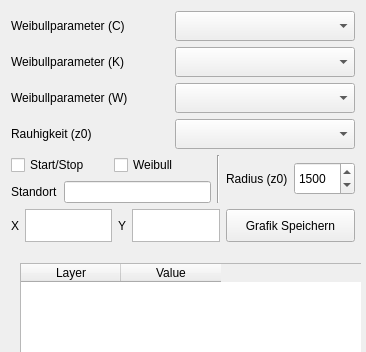
Above: ui_weibullanalyse.ui from gbd-consult/Weibullanalyse before the change; both pictures show x 0 to 366 and y 0 to 352 of the 366 by 560 pixel window. Below: the same form after it.
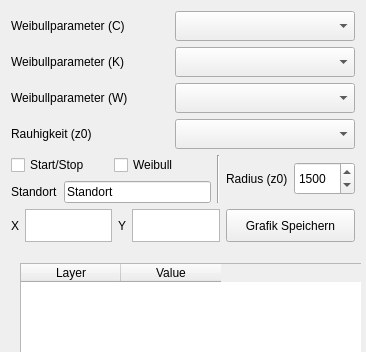
That is the form after the change.

```diff
--- a/ui_weibullanalyse.ui
+++ b/ui_weibullanalyse.ui
@@ -196,7 +196,7 @@
             <string>Name des Standortes angeben</string>
            </property>
            <property name="text">
-            <string/>
+            <string>Standort</string>
            </property>
            <property name="placeholderText">
             <string/>
```
